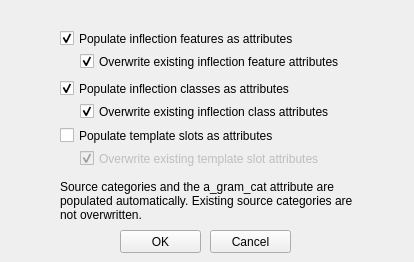
The window that Dev/Lib/Windows/RuleCatsAndAttribs.ui (rmlockwood/FLExTrans) describes before a commit, drawn with Qt 5.
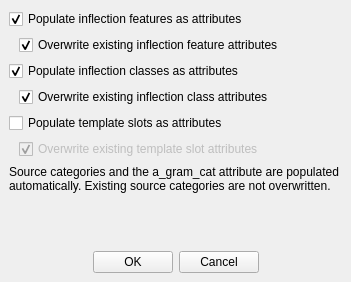
The same window after the commit.

Commit message: make this window have resizeable content

```diff
--- a/Dev/Lib/Windows/RuleCatsAndAttribs.ui
+++ b/Dev/Lib/Windows/RuleCatsAndAttribs.ui
@@ -9,8 +9,8 @@
    <rect>
     <x>0</x>
     <y>0</y>
-    <width>414</width>
-    <height>262</height>
+    <width>351</width>
+    <height>282</height>
    </rect>
   </property>
   <property name="windowTitle">
@@ -20,37 +20,11 @@
    <bool>false</bool>
   </property>
   <widget class="QWidget" name="centralwidget">
-   <widget class="QCheckBox" name="overrideFeaturesCheckbox">
-    <property name="enabled">
-     <bool>true</bool>
-    </property>
-    <property name="geometry">
-     <rect>
-      <x>80</x>
-      <y>53</y>
-      <width>331</width>
-      <height>17</height>
-     </rect>
-    </property>
-    <property name="toolTip">
-     <string/>
-    </property>
-    <property name="text">
-     <string>Overwrite existing inflection feature attributes</string>
-    </property>
-    <property name="checked">
-     <bool>true</bool>
-    </property>
-   </widget>
+   <layout class="QGridLayout" name="gridLayout">
+    <item row="0" column="0">
+     <layout class="QHBoxLayout" name="horizontalLayout_3">
+      <item>
    <widget class="QCheckBox" name="PopulateFeaturesCheckbox">
-    <property name="geometry">
-     <rect>
-      <x>60</x>
-      <y>30</y>
-      <width>351</width>
-      <height>17</height>
-     </rect>
-    </property>
     <property name="text">
      <string>Populate inflection features as attributes</string>
     </property>
@@ -58,62 +32,60 @@
      <bool>true</bool>
     </property>
    </widget>
-   <widget class="QPushButton" name="OKButton">
-    <property name="geometry">
-     <rect>
-      <x>120</x>
-      <y>230</y>
-      <width>81</width>
-      <height>23</height>
-     </rect>
-    </property>
-    <property name="text">
-     <string>OK</string>
-    </property>
-   </widget>
-   <widget class="QPushButton" name="CancelButton">
-    <property name="geometry">
-     <rect>
-      <x>210</x>
-      <y>230</y>
-      <width>81</width>
-      <height>23</height>
-     </rect>
-    </property>
-    <property name="text">
-     <string>Cancel</string>
-    </property>
-   </widget>
-   <widget class="QCheckBox" name="overrideClassesCheckbox">
+      </item>
+     </layout>
+    </item>
+    <item row="1" column="0">
+     <layout class="QHBoxLayout" name="horizontalLayout_2">
+      <item>
+       <spacer name="horizontalSpacer">
+        <property name="orientation">
+         <enum>Qt::Orientation::Horizontal</enum>
+        </property>
+        <property name="sizeType">
+         <enum>QSizePolicy::Policy::Fixed</enum>
+        </property>
+        <property name="sizeHint" stdset="0">
+         <size>
+          <width>10</width>
+          <height>20</height>
+         </size>
+        </property>
+       </spacer>
+      </item>
+      <item>
+       <widget class="QCheckBox" name="overrideFeaturesCheckbox">
     <property name="enabled">
      <bool>true</bool>
     </property>
-    <property name="geometry">
-     <rect>
-      <x>80</x>
-      <y>103</y>
-      <width>331</width>
-      <height>17</height>
-     </rect>
+        <property name="maximumSize">
+         <size>
+          <width>16777215</width>
+          <height>20</height>
+         </size>
     </property>
     <property name="toolTip">
      <string/>
     </property>
     <property name="text">
-     <string>Overwrite existing inflection class attributes</string>
+         <string>Overwrite existing inflection feature attributes</string>
     </property>
     <property name="checked">
      <bool>true</bool>
     </property>
    </widget>
+      </item>
+     </layout>
+    </item>
+    <item row="2" column="0">
+     <layout class="QHBoxLayout" name="horizontalLayout_4">
+      <item>
    <widget class="QCheckBox" name="PopulateClassesCheckbox">
-    <property name="geometry">
-     <rect>
-      <x>60</x>
-      <y>80</y>
-      <width>351</width>
-      <height>17</height>
-     </rect>
+        <property name="maximumSize">
+         <size>
+          <width>16777215</width>
+          <height>20</height>
+         </size>
     </property>
     <property name="text">
      <string>Populate inflection classes as attributes</string>
@@ -122,30 +94,96 @@
      <bool>true</bool>
     </property>
    </widget>
+      </item>
+     </layout>
+    </item>
+    <item row="3" column="0">
+     <layout class="QHBoxLayout" name="horizontalLayout_5">
+      <item>
+       <spacer name="horizontalSpacer_2">
+        <property name="orientation">
+         <enum>Qt::Orientation::Horizontal</enum>
+        </property>
+        <property name="sizeType">
+         <enum>QSizePolicy::Policy::Fixed</enum>
+        </property>
+        <property name="sizeHint" stdset="0">
+         <size>
+          <width>10</width>
+          <height>20</height>
+         </size>
+        </property>
+       </spacer>
+      </item>
+      <item>
+       <widget class="QCheckBox" name="overrideClassesCheckbox">
+        <property name="enabled">
+         <bool>true</bool>
+        </property>
+        <property name="maximumSize">
+         <size>
+          <width>16777215</width>
+          <height>20</height>
+         </size>
+        </property>
+        <property name="toolTip">
+         <string/>
+        </property>
+        <property name="text">
+         <string>Overwrite existing inflection class attributes</string>
+        </property>
+        <property name="checked">
+         <bool>true</bool>
+        </property>
+       </widget>
+      </item>
+     </layout>
+    </item>
+    <item row="4" column="0">
+     <layout class="QHBoxLayout" name="horizontalLayout_6">
+      <item>
    <widget class="QCheckBox" name="PopulateSlotsCheckbox">
-    <property name="geometry">
-     <rect>
-      <x>60</x>
-      <y>127</y>
-      <width>351</width>
-      <height>17</height>
-     </rect>
+        <property name="maximumSize">
+         <size>
+          <width>16777215</width>
+          <height>20</height>
+         </size>
     </property>
     <property name="text">
      <string>Populate template slots as attributes</string>
     </property>
    </widget>
+      </item>
+     </layout>
+    </item>
+    <item row="5" column="0">
+     <layout class="QHBoxLayout" name="horizontalLayout_7">
+      <item>
+       <spacer name="horizontalSpacer_3">
+        <property name="orientation">
+         <enum>Qt::Orientation::Horizontal</enum>
+        </property>
+        <property name="sizeType">
+         <enum>QSizePolicy::Policy::Fixed</enum>
+        </property>
+        <property name="sizeHint" stdset="0">
+         <size>
+          <width>10</width>
+          <height>20</height>
+         </size>
+        </property>
+       </spacer>
+      </item>
+      <item>
    <widget class="QCheckBox" name="overrideSlotsCheckbox">
     <property name="enabled">
      <bool>false</bool>
     </property>
-    <property name="geometry">
-     <rect>
-      <x>80</x>
-      <y>150</y>
-      <width>331</width>
-      <height>17</height>
-     </rect>
+        <property name="maximumSize">
+         <size>
+          <width>16777215</width>
+          <height>20</height>
+         </size>
     </property>
     <property name="toolTip">
      <string/>
@@ -157,15 +195,13 @@
      <bool>true</bool>
     </property>
    </widget>
+      </item>
+     </layout>
+    </item>
+    <item row="6" column="0">
+     <layout class="QHBoxLayout" name="horizontalLayout_8">
+      <item>
    <widget class="QLabel" name="label">
-    <property name="geometry">
-     <rect>
-      <x>60</x>
-      <y>180</y>
-      <width>311</width>
-      <height>41</height>
-     </rect>
-    </property>
     <property name="text">
      <string>Source categories and the a_gram_cat attribute are populated automatically. Existing source categories are not overwritten.</string>
     </property>
@@ -176,6 +212,54 @@
      <bool>true</bool>
     </property>
    </widget>
+      </item>
+     </layout>
+    </item>
+    <item row="7" column="0">
+     <layout class="QHBoxLayout" name="horizontalLayout">
+      <item>
+       <spacer name="horizontalSpacer_4">
+        <property name="orientation">
+         <enum>Qt::Orientation::Horizontal</enum>
+        </property>
+        <property name="sizeHint" stdset="0">
+         <size>
+          <width>40</width>
+          <height>20</height>
+         </size>
+        </property>
+       </spacer>
+      </item>
+      <item>
+       <widget class="QPushButton" name="OKButton">
+        <property name="text">
+         <string>OK</string>
+        </property>
+       </widget>
+      </item>
+      <item>
+       <widget class="QPushButton" name="CancelButton">
+        <property name="text">
+         <string>Cancel</string>
+        </property>
+       </widget>
+      </item>
+      <item>
+       <spacer name="horizontalSpacer_5">
+        <property name="orientation">
+         <enum>Qt::Orientation::Horizontal</enum>
+        </property>
+        <property name="sizeHint" stdset="0">
+         <size>
+          <width>40</width>
+          <height>20</height>
+         </size>
+        </property>
+       </spacer>
+      </item>
+     </layout>
+    </item>
+   </layout>
   </widget>
  </widget>
  <tabstops>
```
Left out of the diff: 10 changed lines with no effect on the pictures. Lines whose indentation alone changed are shown as unchanged. The commit also changes 1 other file.
